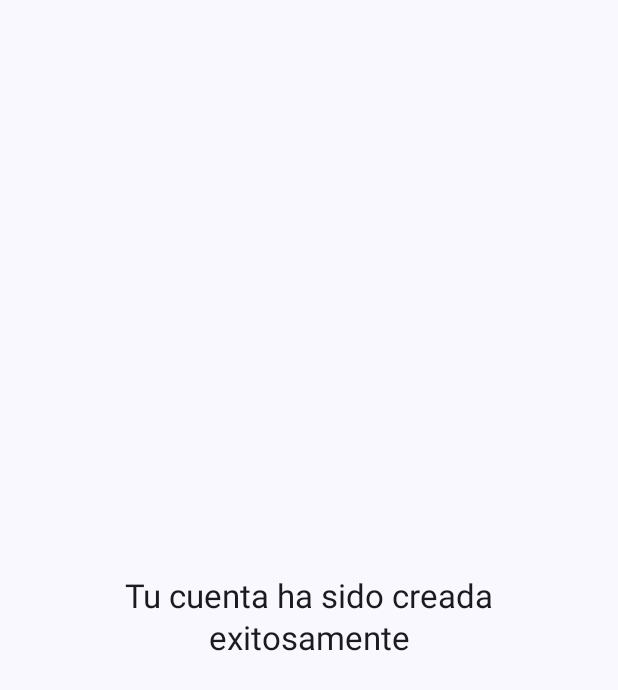
After one commit to newkristian/bancash, an Android app built with Jetpack Compose: the composable SignupSuccessScreen shown on its own in the app's theme, on a phone screen of 412 x 824 dp. The commit adds this screen. Shown: the top 690 px of the screen. Run offline under Robolectric (Android 15) with nearby library versions, the phone set to English and light mode, and no system bars; 1 statement that could not run was skipped.

Commit message:
add missing success screen

```diff
--- a/app/src/main/java/me/kristianconk/bancash/presentation/components/ImagePicker.kt
+++ b/app/src/main/java/me/kristianconk/bancash/presentation/components/ImagePicker.kt
@@ -76,10 +76,9 @@ fun ImagePicker(
         ActivityResultContracts.RequestPermission()
     ) {
         if (it) {
-            Toast.makeText(context, "Permission Granted", Toast.LENGTH_SHORT).show()
             cameraLauncher.launch(uri)
         } else {
-            Toast.makeText(context, "Permission Denied", Toast.LENGTH_SHORT).show()
+            Toast.makeText(context, "Es necesario el permiso de camara", Toast.LENGTH_SHORT).show()
         }
     }
 
--- /dev/null
+++ b/app/src/main/java/me/kristianconk/bancash/presentation/features/signup/SignupSuccessScreen.kt
@@ -0,0 +1,48 @@
+package me.kristianconk.bancash.presentation.features.signup
+
+import androidx.compose.foundation.background
+import androidx.compose.foundation.layout.Box
+import androidx.compose.foundation.layout.fillMaxSize
+import androidx.compose.foundation.layout.fillMaxWidth
+import androidx.compose.foundation.layout.padding
+import androidx.compose.material3.MaterialTheme
+import androidx.compose.material3.Text
+import androidx.compose.runtime.Composable
+import androidx.compose.runtime.LaunchedEffect
+import androidx.compose.ui.Alignment
+import androidx.compose.ui.Modifier
+import androidx.compose.ui.text.style.TextAlign
+import androidx.compose.ui.tooling.preview.Preview
+import androidx.compose.ui.unit.dp
+import kotlinx.coroutines.delay
+import me.kristianconk.bancash.ui.theme.BanCashTheme
+
+@Composable
+fun SignupSuccessScreen(navToHome: () -> Unit) {
+    LaunchedEffect(key1 = Unit) {
+        delay(3000L)
+        navToHome()
+    }
+    Box(
+        modifier = Modifier
+            .fillMaxSize()
+            .background(MaterialTheme.colorScheme.background)
+    ) {
+        Text(
+            text = "Tu cuenta ha sido creada exitosamente",
+            modifier = Modifier.fillMaxWidth().align(Alignment.Center).padding(16.dp),
+            textAlign = TextAlign.Center,
+            style = MaterialTheme.typography.titleLarge
+        )
+    }
+}
+
+@Preview
+@Composable
+fun SignupSuccessScreenPreview(modifier: Modifier = Modifier) {
+    BanCashTheme {
+        SignupSuccessScreen {
+
+        }
+    }
+}
--- a/app/src/main/java/me/kristianconk/bancash/presentation/utils/Constants.kt
+++ b/app/src/main/java/me/kristianconk/bancash/presentation/utils/Constants.kt
@@ -4,6 +4,7 @@ const val NAVHOST_ROUTE_SPLASH = "splash"
 const val NAVHOST_ROUTE_LOGIN = "login"
 const val NAVHOST_ROUTE_SIGNUP = "signup"
 const val NAVHOST_ROUTE_HOME = "home"
+const val NAVHOST_ROUTE_SUCCESS = "succes-signup"
 const val NAVHOST_ROUTE_MOVEMENT_DETAIL = "movement-detail"
 
 const val NAV_ACTIVITY_LOGIN = "MAIN"
```
Also changed, not shown: app/src/main/java/me/kristianconk/bancash/presentation/navigation/LoginNavHost.kt (+12 -1 lines).
